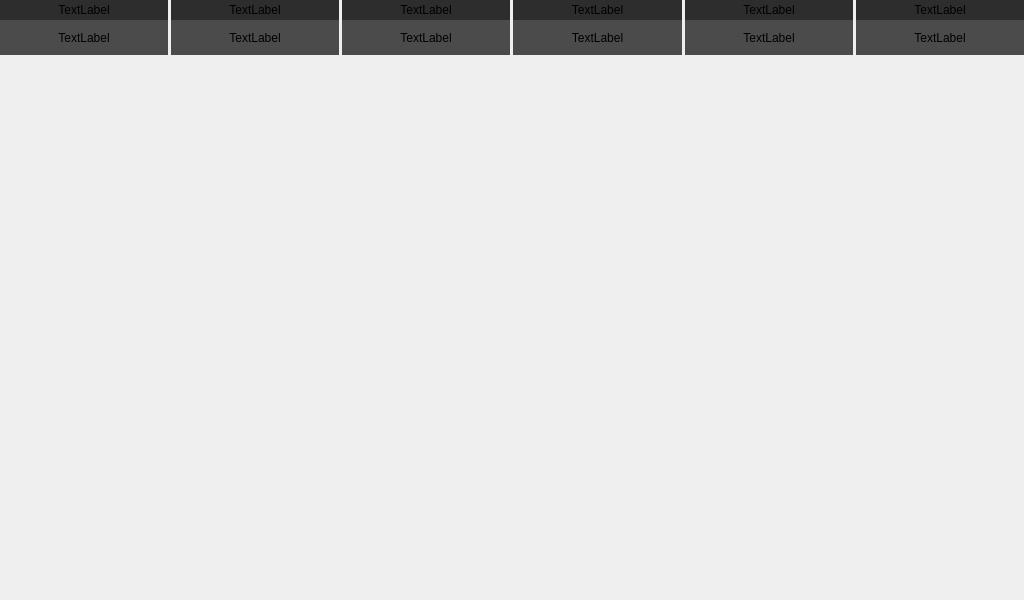
Above: src/ui/gui/storyboards/AHRSPage.ui from HBuczynski/AHRS before the change. Below: the same form after it.
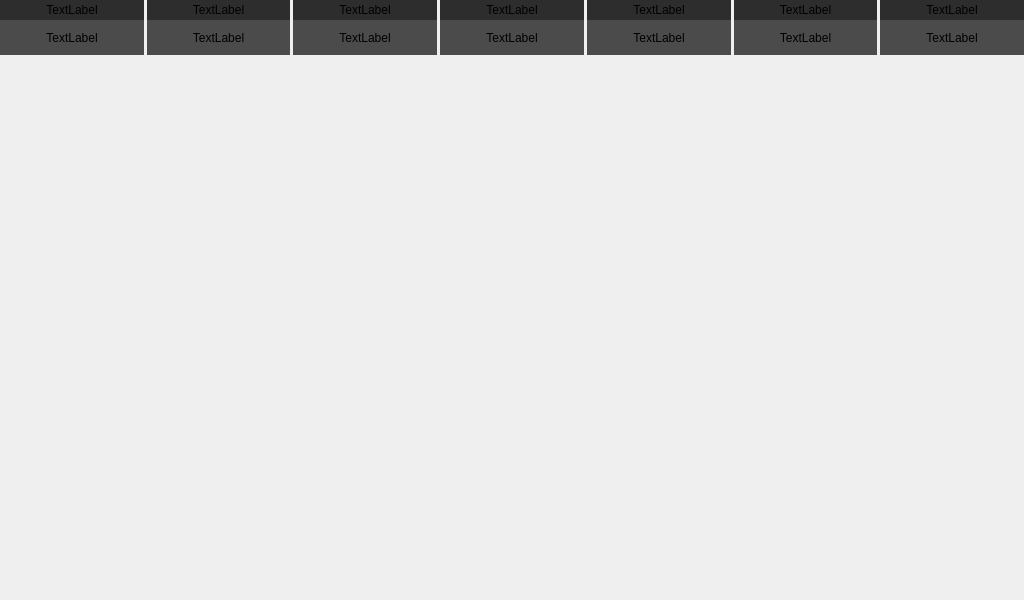
That is the form after the change.

Commit message: AHRSPage: Added information about computers.

```diff
--- a/src/ui/gui/storyboards/AHRSPage.ui
+++ b/src/ui/gui/storyboards/AHRSPage.ui
@@ -191,7 +191,20 @@
      <number>0</number>
     </property>
     <item>
-     <widget class="QLabel" name="downFirst">
+     <widget class="QLabel" name="downFirstAHRS">
+      <property name="styleSheet">
+       <string notr="true">background-color: rgb(75,75, 75);</string>
+      </property>
+      <property name="text">
+       <string>TextLabel</string>
+      </property>
+      <property name="alignment">
+       <set>Qt::AlignCenter</set>
+      </property>
+     </widget>
+    </item>
+    <item>
+     <widget class="QLabel" name="downSecondAHRS">
       <property name="styleSheet">
        <string notr="true">background-color: rgb(75,75, 75);</string>
       </property>
@@ -302,7 +315,20 @@
      <number>0</number>
     </property>
     <item>
-     <widget class="QLabel" name="upFirst">
+     <widget class="QLabel" name="upFirstAHRS">
+      <property name="styleSheet">
+       <string notr="true">background-color: rgb(45,45, 45);</string>
+      </property>
+      <property name="text">
+       <string>TextLabel</string>
+      </property>
+      <property name="alignment">
+       <set>Qt::AlignCenter</set>
+      </property>
+     </widget>
+    </item>
+    <item>
+     <widget class="QLabel" name="upSecondAHRS">
       <property name="styleSheet">
        <string notr="true">background-color: rgb(45,45, 45);</string>
       </property>
```
The commit also changes 3 other files.
